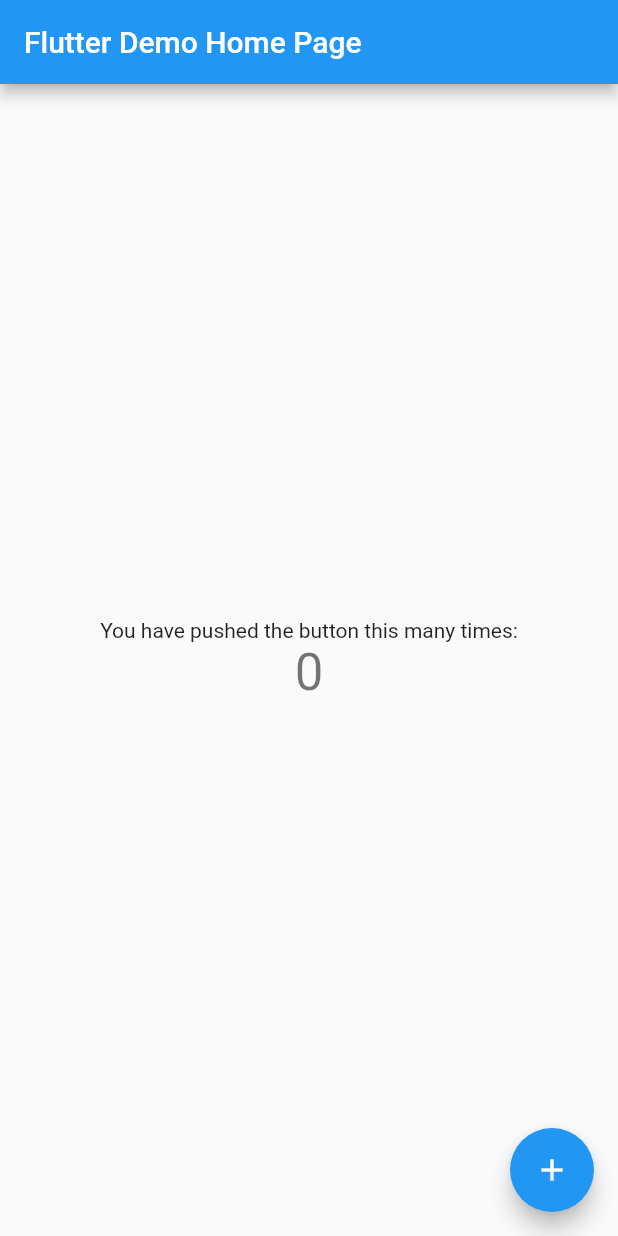
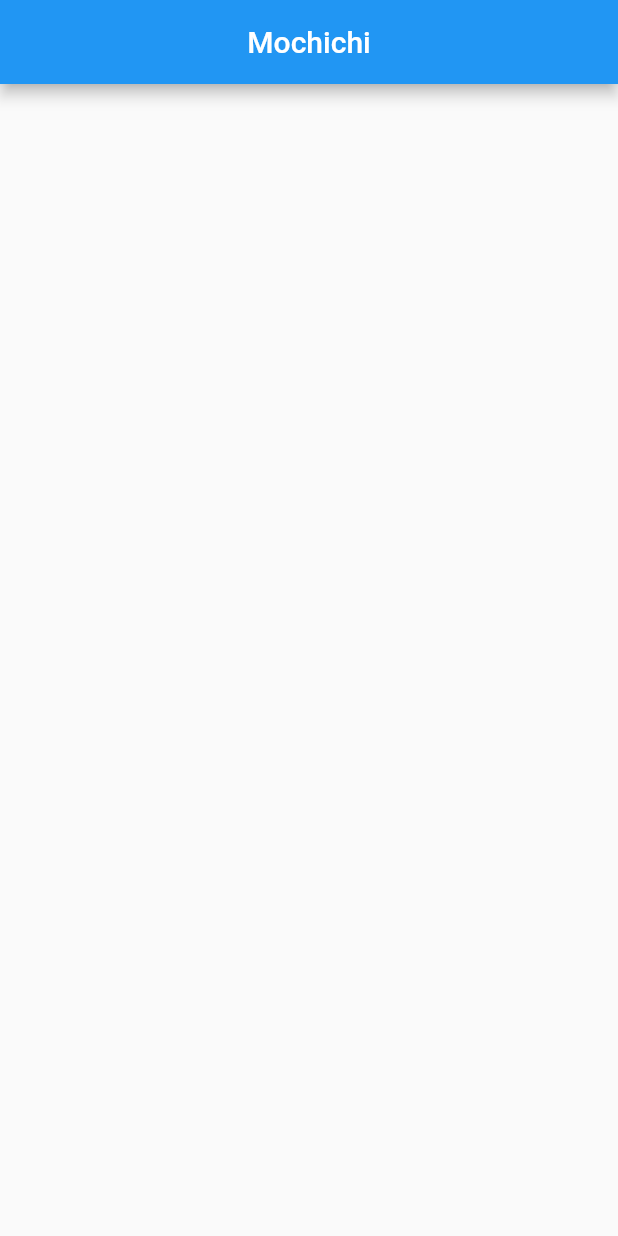
Before and after one commit to bfazeli/Mochichi_v0.1, a Flutter app: the screen it shows after launch, on a phone screen of 412 x 824 dp. Run offline on Flutter 3.47's test engine with Material 2 defaults, Android fonts, the phone set to English and light mode, and no system bars.

Commit message:
Update: Set up the hompage of the app.

```diff
--- a/lib/main.dart
+++ b/lib/main.dart
@@ -1,111 +1,22 @@
 import 'package:flutter/material.dart';
 
-void main() => runApp(MyApp());
+void main() => runApp(new Mochichi());
 
-class MyApp extends StatelessWidget {
-  // This widget is the root of your application.
+class Mochichi extends StatefulWidget {
+  @override
+  _MochichiState createState() => _MochichiState();
+}
+
+class _MochichiState extends State<Mochichi> {
   @override
   Widget build(BuildContext context) {
-    return MaterialApp(
-      title: 'Flutter Demo',
-      theme: ThemeData(
-        // This is the theme of your application.
-        //
-        // Try running your application with "flutter run". You'll see the
-        // application has a blue toolbar. Then, without quitting the app, try
-        // changing the primarySwatch below to Colors.green and then invoke
-        // "hot reload" (press "r" in the console where you ran "flutter run",
-        // or simply save your changes to "hot reload" in a Flutter IDE).
-        // Notice that the counter didn't reset back to zero; the application
-        // is not restarted.
-        primarySwatch: Colors.blue,
+    return new MaterialApp(
+      home: new Scaffold(
+        appBar: new AppBar(
+          centerTitle: true,
+          title: new Text("Mochichi"),
+        ),
       ),
-      home: MyHomePage(title: 'Flutter Demo Home Page'),
     );
   }
 }
-
-class MyHomePage extends StatefulWidget {
-  MyHomePage({Key key, this.title}) : super(key: key);
-
-  // This widget is the home page of your application. It is stateful, meaning
-  // that it has a State object (defined below) that contains fields that affect
-  // how it looks.
-
-  // This class is the configuration for the state. It holds the values (in this
-  // case the title) provided by the parent (in this case the App widget) and
-  // used by the build method of the State. Fields in a Widget subclass are
-  // always marked "final".
-
-  final String title;
-
-  @override
-  _MyHomePageState createState() => _MyHomePageState();
-}
-
-class _MyHomePageState extends State<MyHomePage> {
-  int _counter = 0;
-
-  void _incrementCounter() {
-    setState(() {
-      // This call to setState tells the Flutter framework that something has
-      // changed in this State, which causes it to rerun the build method below
-      // so that the display can reflect the updated values. If we changed
-      // _counter without calling setState(), then the build method would not be
-      // called again, and so nothing would appear to happen.
-      _counter++;
-    });
-  }
-
-  @override
-  Widget build(BuildContext context) {
-    // This method is rerun every time setState is called, for instance as done
-    // by the _incrementCounter method above.
-    //
-    // The Flutter framework has been optimized to make rerunning build methods
-    // fast, so that you can just rebuild anything that needs updating rather
-    // than having to individually change instances of widgets.
-    return Scaffold(
-      appBar: AppBar(
-        // Here we take the value from the MyHomePage object that was created by
-        // the App.build method, and use it to set our appbar title.
-        title: Text(widget.title),
-      ),
-      body: Center(
-        // Center is a layout widget. It takes a single child and positions it
-        // in the middle of the parent.
-        child: Column(
-          // Column is also layout widget. It takes a list of children and
-          // arranges them vertically. By default, it sizes itself to fit its
-          // children horizontally, and tries to be as tall as its parent.
-          //
-          // Invoke "debug painting" (press "p" in the console, choose the
-          // "Toggle Debug Paint" action from the Flutter Inspector in Android
-          // Studio, or the "Toggle Debug Paint" command in Visual Studio Code)
-          // to see the wireframe for each widget.
-          //
-          // Column has various properties to control how it sizes itself and
-          // how it positions its children. Here we use mainAxisAlignment to
-          // center the children vertically; the main axis here is the vertical
-          // axis because Columns are vertical (the cross axis would be
-          // horizontal).
-          mainAxisAlignment: MainAxisAlignment.center,
-          children: <Widget>[
-            Text(
-              'You have pushed the button this many times:',
-            ),
-            Text(
-              '$_counter',
-              style: Theme.of(context).textTheme.display1,
-            ),
-          ],
-        ),
-      ),
-      floatingActionButton: FloatingActionButton(
-        onPressed: _incrementCounter,
-        tooltip: 'Increment',
-        child: Icon(Icons.add),
-      ), // This trailing comma makes auto-formatting nicer for build methods.
-    );
-  }
-}
```
Also changed, not shown: 2 other files.
